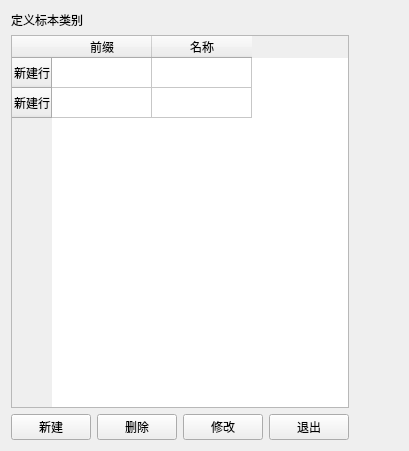
The window that tabsystemset/otherwidget/immunetypeset.ui (YYC572652645/PatholoSystem) describes before a commit, drawn with Qt 5.
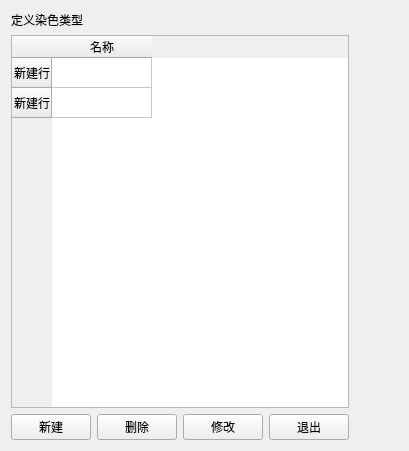
The same window after the commit.

```diff
--- a/tabsystemset/otherwidget/immunetypeset.ui
+++ b/tabsystemset/otherwidget/immunetypeset.ui
@@ -21,7 +21,7 @@
        <item>
         <widget class="QLabel" name="label">
          <property name="text">
-          <string>定义标本类别</string>
+          <string>定义染色类型</string>
          </property>
         </widget>
        </item>
@@ -37,11 +37,6 @@
            <string>新建行</string>
           </property>
          </row>
-         <column>
-          <property name="text">
-           <string>前缀</string>
-          </property>
-         </column>
          <column>
           <property name="text">
            <string>名称</string>
```
